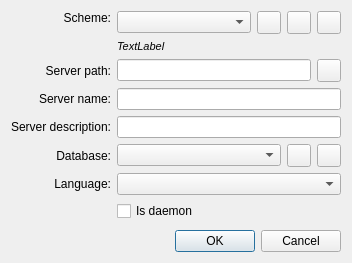
Old version of the form Commander/config/ui/primary_config_dialog.ui in the repository AnpeJIb/Horus-Commander.
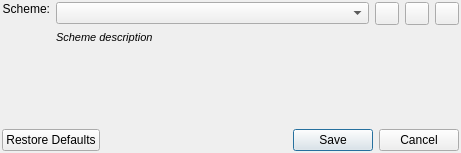
New version of the form. Icons and pictures are not drawn.

```diff
--- a/Commander/config/ui/primary_config_dialog.ui
+++ b/Commander/config/ui/primary_config_dialog.ui
@@ -6,8 +6,8 @@
    <rect>
     <x>0</x>
     <y>0</y>
-    <width>352</width>
-    <height>263</height>
+    <width>461</width>
+    <height>153</height>
    </rect>
   </property>
   <property name="windowTitle">
@@ -17,10 +17,13 @@
    <iconset resource="../../img.qrc">
     <normaloff>:/img/settings.png</normaloff>:/img/settings.png</iconset>
   </property>
-  <layout class="QVBoxLayout" name="verticalLayout_3">
+  <layout class="QVBoxLayout" name="verticalLayout">
+   <property name="margin">
+    <number>2</number>
+   </property>
    <item>
-    <layout class="QGridLayout" name="gridLayout">
-     <item row="0" column="0">
+    <layout class="QHBoxLayout" name="horizontalLayout_4">
+     <item>
       <widget class="QLabel" name="label_5">
        <property name="text">
         <string>Scheme:</string>
@@ -36,7 +39,7 @@
        </property>
       </widget>
      </item>
-     <item row="0" column="1">
+     <item>
       <layout class="QVBoxLayout" name="verticalLayout_2">
        <item>
         <layout class="QHBoxLayout" name="horizontalLayout_2">
@@ -91,7 +94,7 @@
           </font>
          </property>
          <property name="text">
-          <string>TextLabel</string>
+          <string>Scheme description</string>
          </property>
          <property name="margin">
           <number>2</number>
@@ -100,116 +103,6 @@
        </item>
       </layout>
      </item>
-     <item row="1" column="0">
-      <widget class="QLabel" name="label">
-       <property name="text">
-        <string>Server path:</string>
-       </property>
-       <property name="alignment">
-        <set>Qt::AlignRight|Qt::AlignTrailing|Qt::AlignVCenter</set>
-       </property>
-      </widget>
-     </item>
-     <item row="1" column="1">
-      <layout class="QHBoxLayout" name="horizontalLayout">
-       <property name="sizeConstraint">
-        <enum>QLayout::SetMinimumSize</enum>
-       </property>
-       <item>
-        <widget class="QLineEdit" name="serverPath"/>
-       </item>
-       <item>
-        <widget class="QToolButton" name="serverPathSearch">
-         <property name="icon">
-          <iconset resource="../../img.qrc">
-           <normaloff>:/img/search.png</normaloff>:/img/search.png</iconset>
-         </property>
-        </widget>
-       </item>
-      </layout>
-     </item>
-     <item row="2" column="0">
-      <widget class="QLabel" name="label_2">
-       <property name="text">
-        <string>Server name:</string>
-       </property>
-       <property name="alignment">
-        <set>Qt::AlignRight|Qt::AlignTrailing|Qt::AlignVCenter</set>
-       </property>
-      </widget>
-     </item>
-     <item row="2" column="1">
-      <widget class="QLineEdit" name="serverName"/>
-     </item>
-     <item row="3" column="0">
-      <widget class="QLabel" name="label_3">
-       <property name="text">
-        <string>Server description:</string>
-       </property>
-       <property name="alignment">
-        <set>Qt::AlignRight|Qt::AlignTrailing|Qt::AlignVCenter</set>
-       </property>
-      </widget>
-     </item>
-     <item row="3" column="1">
-      <widget class="QLineEdit" name="serverDescr"/>
-     </item>
-     <item row="4" column="0">
-      <widget class="QLabel" name="label_6">
-       <property name="text">
-        <string>Database:</string>
-       </property>
-       <property name="alignment">
-        <set>Qt::AlignRight|Qt::AlignTrailing|Qt::AlignVCenter</set>
-       </property>
-      </widget>
-     </item>
-     <item row="4" column="1">
-      <layout class="QHBoxLayout" name="horizontalLayout_3">
-       <item>
-        <widget class="QComboBox" name="dbBox"/>
-       </item>
-       <item>
-        <widget class="QToolButton" name="dbEdit">
-         <property name="icon">
-          <iconset resource="../../img.qrc">
-           <normaloff>:/img/edit.png</normaloff>:/img/edit.png</iconset>
-         </property>
-        </widget>
-       </item>
-       <item>
-        <widget class="QToolButton" name="dbConnectionState">
-         <property name="icon">
-          <iconset resource="../../img.qrc">
-           <normaloff>:/img/disconnected.png</normaloff>:/img/disconnected.png</iconset>
-         </property>
-        </widget>
-       </item>
-      </layout>
-     </item>
-     <item row="5" column="0">
-      <widget class="QLabel" name="label_4">
-       <property name="text">
-        <string>Language:</string>
-       </property>
-       <property name="alignment">
-        <set>Qt::AlignRight|Qt::AlignTrailing|Qt::AlignVCenter</set>
-       </property>
-      </widget>
-     </item>
-     <item row="5" column="1">
-      <widget class="QComboBox" name="langBox"/>
-     </item>
-     <item row="6" column="1">
-      <widget class="QCheckBox" name="isDaemon">
-       <property name="toolTip">
-        <string>Run commander is console mode</string>
-       </property>
-       <property name="text">
-        <string>Is daemon</string>
-       </property>
-      </widget>
-     </item>
     </layout>
    </item>
    <item>
@@ -231,7 +124,7 @@
       <enum>Qt::Horizontal</enum>
      </property>
      <property name="standardButtons">
-      <set>QDialogButtonBox::Cancel|QDialogButtonBox::Ok</set>
+      <set>QDialogButtonBox::Cancel|QDialogButtonBox::RestoreDefaults|QDialogButtonBox::Save</set>
      </property>
     </widget>
    </item>
```
Left out of the diff: 38 changed lines with no effect on the pictures.
